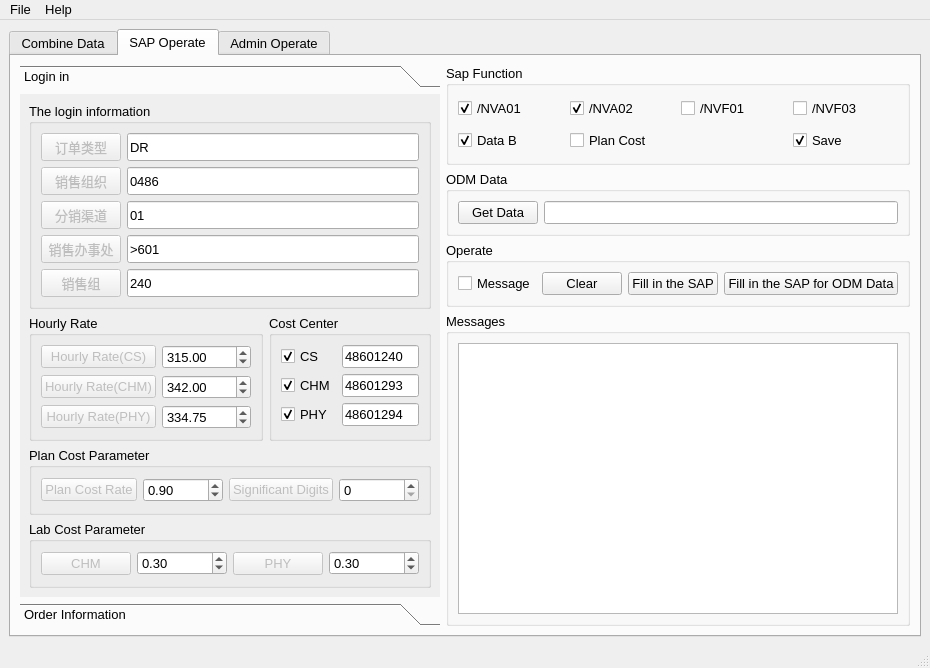
Qt form Operate/GUI/Sap/Sap_Operate_Rewrite_Log_UI.ui (chen-huai/work) before a commit.
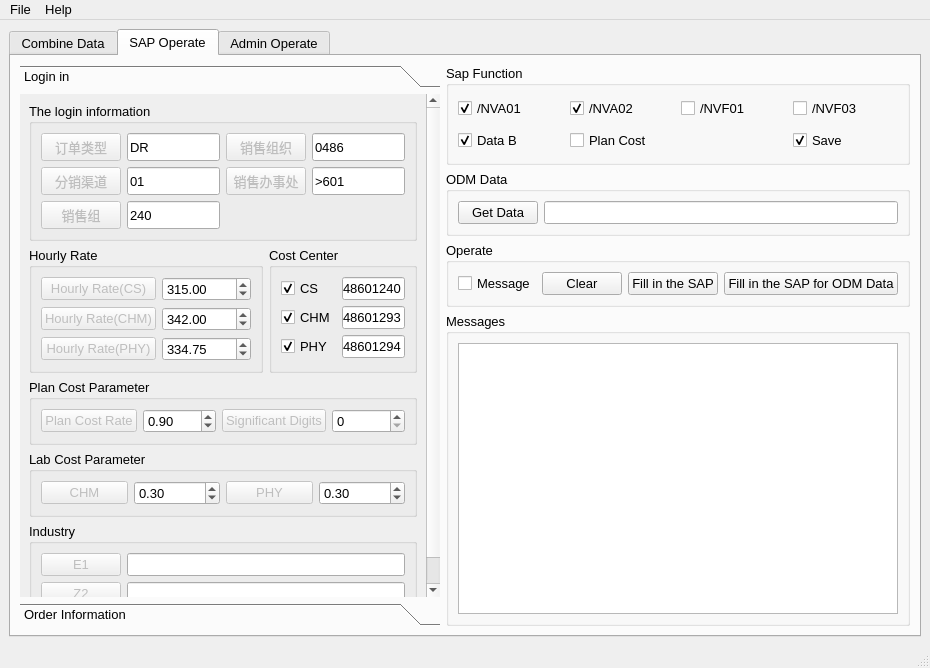
The same form after that commit. The open tabs and pages were chosen to show the change. Icons and pictures are not drawn.

Commit message: Data A信息选择重新判定

Diff of the .ui file:
```diff
--- a/Operate/GUI/Sap/Sap_Operate_Rewrite_Log_UI.ui
+++ b/Operate/GUI/Sap/Sap_Operate_Rewrite_Log_UI.ui
@@ -547,7 +547,167 @@
            <attribute name="label">
             <string>Login in</string>
            </attribute>
-           <layout class="QGridLayout" name="gridLayout_16">
+           <layout class="QFormLayout" name="formLayout">
+            <item row="0" column="0" colspan="2">
+             <widget class="QGroupBox" name="groupBox">
+              <property name="sizePolicy">
+               <sizepolicy hsizetype="Preferred" vsizetype="Fixed">
+                <horstretch>0</horstretch>
+                <verstretch>0</verstretch>
+               </sizepolicy>
+              </property>
+              <property name="title">
+               <string>The login information</string>
+              </property>
+              <layout class="QGridLayout" name="gridLayout_9">
+               <item row="2" column="0">
+                <widget class="QPushButton" name="pushButton_28">
+                 <property name="enabled">
+                  <bool>false</bool>
+                 </property>
+                 <property name="sizePolicy">
+                  <sizepolicy hsizetype="Minimum" vsizetype="Expanding">
+                   <horstretch>0</horstretch>
+                   <verstretch>0</verstretch>
+                  </sizepolicy>
+                 </property>
+                 <property name="text">
+                  <string>分销渠道</string>
+                 </property>
+                </widget>
+               </item>
+               <item row="2" column="1">
+                <widget class="QLineEdit" name="lineEdit_12">
+                 <property name="sizePolicy">
+                  <sizepolicy hsizetype="Expanding" vsizetype="Expanding">
+                   <horstretch>0</horstretch>
+                   <verstretch>0</verstretch>
+                  </sizepolicy>
+                 </property>
+                 <property name="text">
+                  <string>01</string>
+                 </property>
+                </widget>
+               </item>
+               <item row="0" column="0">
+                <widget class="QPushButton" name="pushButton_26">
+                 <property name="enabled">
+                  <bool>false</bool>
+                 </property>
+                 <property name="sizePolicy">
+                  <sizepolicy hsizetype="Minimum" vsizetype="Expanding">
+                   <horstretch>0</horstretch>
+                   <verstretch>0</verstretch>
+                  </sizepolicy>
+                 </property>
+                 <property name="text">
+                  <string>订单类型</string>
+                 </property>
+                </widget>
+               </item>
+               <item row="4" column="1">
+                <widget class="QLineEdit" name="lineEdit_14">
+                 <property name="sizePolicy">
+                  <sizepolicy hsizetype="Expanding" vsizetype="Expanding">
+                   <horstretch>0</horstretch>
+                   <verstretch>0</verstretch>
+                  </sizepolicy>
+                 </property>
+                 <property name="text">
+                  <string>240</string>
+                 </property>
+                </widget>
+               </item>
+               <item row="4" column="0">
+                <widget class="QPushButton" name="pushButton_30">
+                 <property name="enabled">
+                  <bool>false</bool>
+                 </property>
+                 <property name="sizePolicy">
+                  <sizepolicy hsizetype="Minimum" vsizetype="Expanding">
+                   <horstretch>0</horstretch>
+                   <verstretch>0</verstretch>
+                  </sizepolicy>
+                 </property>
+                 <property name="text">
+                  <string>销售组</string>
+                 </property>
+                </widget>
+               </item>
+               <item row="0" column="2">
+                <widget class="QPushButton" name="pushButton_27">
+                 <property name="enabled">
+                  <bool>false</bool>
+                 </property>
+                 <property name="sizePolicy">
+                  <sizepolicy hsizetype="Minimum" vsizetype="Expanding">
+                   <horstretch>0</horstretch>
+                   <verstretch>0</verstretch>
+                  </sizepolicy>
+                 </property>
+                 <property name="text">
+                  <string>销售组织</string>
+                 </property>
+                </widget>
+               </item>
+               <item row="0" column="1">
+                <widget class="QLineEdit" name="lineEdit_10">
+                 <property name="sizePolicy">
+                  <sizepolicy hsizetype="Expanding" vsizetype="Expanding">
+                   <horstretch>0</horstretch>
+                   <verstretch>0</verstretch>
+                  </sizepolicy>
+                 </property>
+                 <property name="text">
+                  <string>DR</string>
+                 </property>
+                </widget>
+               </item>
+               <item row="0" column="3">
+                <widget class="QLineEdit" name="lineEdit_11">
+                 <property name="sizePolicy">
+                  <sizepolicy hsizetype="Expanding" vsizetype="Expanding">
+                   <horstretch>0</horstretch>
+                   <verstretch>0</verstretch>
+                  </sizepolicy>
+                 </property>
+                 <property name="text">
+                  <string>0486</string>
+                 </property>
+                </widget>
+               </item>
+               <item row="2" column="2">
+                <widget class="QPushButton" name="pushButton_29">
+                 <property name="enabled">
+                  <bool>false</bool>
+                 </property>
+                 <property name="sizePolicy">
+                  <sizepolicy hsizetype="Minimum" vsizetype="Expanding">
+                   <horstretch>0</horstretch>
+                   <verstretch>0</verstretch>
+                  </sizepolicy>
+                 </property>
+                 <property name="text">
+                  <string>销售办事处</string>
+                 </property>
+                </widget>
+               </item>
+               <item row="2" column="3">
+                <widget class="QLineEdit" name="lineEdit_13">
+                 <property name="sizePolicy">
+                  <sizepolicy hsizetype="Expanding" vsizetype="Expanding">
+                   <horstretch>0</horstretch>
+                   <verstretch>0</verstretch>
+                  </sizepolicy>
+                 </property>
+                 <property name="text">
+                  <string>&gt;601</string>
+                 </property>
+                </widget>
+               </item>
+              </layout>
+             </widget>
+            </item>
             <item row="1" column="0">
              <widget class="QGroupBox" name="groupBox_8">
               <property name="sizePolicy">
@@ -783,160 +943,35 @@
               </layout>
              </widget>
             </item>
-            <item row="0" column="0" colspan="2">
-             <widget class="QGroupBox" name="groupBox">
-              <property name="sizePolicy">
-               <sizepolicy hsizetype="Preferred" vsizetype="Fixed">
-                <horstretch>0</horstretch>
-                <verstretch>0</verstretch>
-               </sizepolicy>
-              </property>
+            <item row="4" column="0" colspan="2">
+             <widget class="QGroupBox" name="groupBox_16">
               <property name="title">
-               <string>The login information</string>
+               <string>Industry</string>
               </property>
-              <layout class="QGridLayout" name="gridLayout_9">
-               <item row="0" column="0">
-                <widget class="QPushButton" name="pushButton_26">
-                 <property name="enabled">
-                  <bool>false</bool>
-                 </property>
-                 <property name="sizePolicy">
-                  <sizepolicy hsizetype="Minimum" vsizetype="Expanding">
-                   <horstretch>0</horstretch>
-                   <verstretch>0</verstretch>
-                  </sizepolicy>
-                 </property>
-                 <property name="text">
-                  <string>订单类型</string>
-                 </property>
-                </widget>
-               </item>
-               <item row="0" column="1">
-                <widget class="QLineEdit" name="lineEdit_10">
-                 <property name="sizePolicy">
-                  <sizepolicy hsizetype="Expanding" vsizetype="Expanding">
-                   <horstretch>0</horstretch>
-                   <verstretch>0</verstretch>
-                  </sizepolicy>
-                 </property>
-                 <property name="text">
-                  <string>DR</string>
-                 </property>
-                </widget>
-               </item>
+              <layout class="QGridLayout" name="gridLayout_16">
                <item row="1" column="0">
-                <widget class="QPushButton" name="pushButton_27">
+                <widget class="QPushButton" name="pushButton_47">
                  <property name="enabled">
                   <bool>false</bool>
                  </property>
-                 <property name="sizePolicy">
-                  <sizepolicy hsizetype="Minimum" vsizetype="Expanding">
-                   <horstretch>0</horstretch>
-                   <verstretch>0</verstretch>
-                  </sizepolicy>
-                 </property>
                  <property name="text">
-                  <string>销售组织</string>
+                  <string>Z2</string>
                  </property>
                 </widget>
                </item>
                <item row="1" column="1">
-                <widget class="QLineEdit" name="lineEdit_11">
-                 <property name="sizePolicy">
-                  <sizepolicy hsizetype="Expanding" vsizetype="Expanding">
-                   <horstretch>0</horstretch>
-                   <verstretch>0</verstretch>
-                  </sizepolicy>
-                 </property>
-                 <property name="text">
-                  <string>0486</string>
-                 </property>
-                </widget>
+                <widget class="QLineEdit" name="lineEdit_22"/>
                </item>
-               <item row="2" column="0">
-                <widget class="QPushButton" name="pushButton_28">
-                 <property name="enabled">
-                  <bool>false</bool>
-                 </property>
-                 <property name="sizePolicy">
-                  <sizepolicy hsizetype="Minimum" vsizetype="Expanding">
-                   <horstretch>0</horstretch>
-                   <verstretch>0</verstretch>
-                  </sizepolicy>
-                 </property>
-                 <property name="text">
-                  <string>分销渠道</string>
-                 </property>
-                </widget>
+               <item row="0" column="1">
+                <widget class="QLineEdit" name="lineEdit_21"/>
                </item>
-               <item row="2" column="1">
-                <widget class="QLineEdit" name="lineEdit_12">
-                 <property name="sizePolicy">
-                  <sizepolicy hsizetype="Expanding" vsizetype="Expanding">
-                   <horstretch>0</horstretch>
-                   <verstretch>0</verstretch>
-                  </sizepolicy>
-                 </property>
-                 <property name="text">
-                  <string>01</string>
-                 </property>
-                </widget>
-               </item>
-               <item row="3" column="0">
-                <widget class="QPushButton" name="pushButton_29">
+               <item row="0" column="0">
+                <widget class="QPushButton" name="pushButton_46">
                  <property name="enabled">
                   <bool>false</bool>
                  </property>
-                 <property name="sizePolicy">
-                  <sizepolicy hsizetype="Minimum" vsizetype="Expanding">
-                   <horstretch>0</horstretch>
-                   <verstretch>0</verstretch>
-                  </sizepolicy>
-                 </property>
                  <property name="text">
-                  <string>销售办事处</string>
-                 </property>
-                </widget>
-               </item>
-               <item row="3" column="1">
-                <widget class="QLineEdit" name="lineEdit_13">
-                 <property name="sizePolicy">
-                  <sizepolicy hsizetype="Expanding" vsizetype="Expanding">
-                   <horstretch>0</horstretch>
-                   <verstretch>0</verstretch>
-                  </sizepolicy>
-                 </property>
-                 <property name="text">
-                  <string>&gt;601</string>
-                 </property>
-                </widget>
-               </item>
-               <item row="4" column="0">
-                <widget class="QPushButton" name="pushButton_30">
-                 <property name="enabled">
-                  <bool>false</bool>
-                 </property>
-                 <property name="sizePolicy">
-                  <sizepolicy hsizetype="Minimum" vsizetype="Expanding">
-                   <horstretch>0</horstretch>
-                   <verstretch>0</verstretch>
-                  </sizepolicy>
-                 </property>
-                 <property name="text">
-                  <string>销售组</string>
-                 </property>
-                </widget>
-               </item>
-               <item row="4" column="1">
-                <widget class="QLineEdit" name="lineEdit_14">
-                 <property name="sizePolicy">
-                  <sizepolicy hsizetype="Expanding" vsizetype="Expanding">
-                   <horstretch>0</horstretch>
-                   <verstretch>0</verstretch>
-                  </sizepolicy>
-                 </property>
-                 <property name="text">
-                  <string>240</string>
+                  <string>E1</string>
                  </property>
                 </widget>
                </item>
```
Left out of the diff: 46 changed lines with no effect on the pictures. The commit also changes 2 other files.
